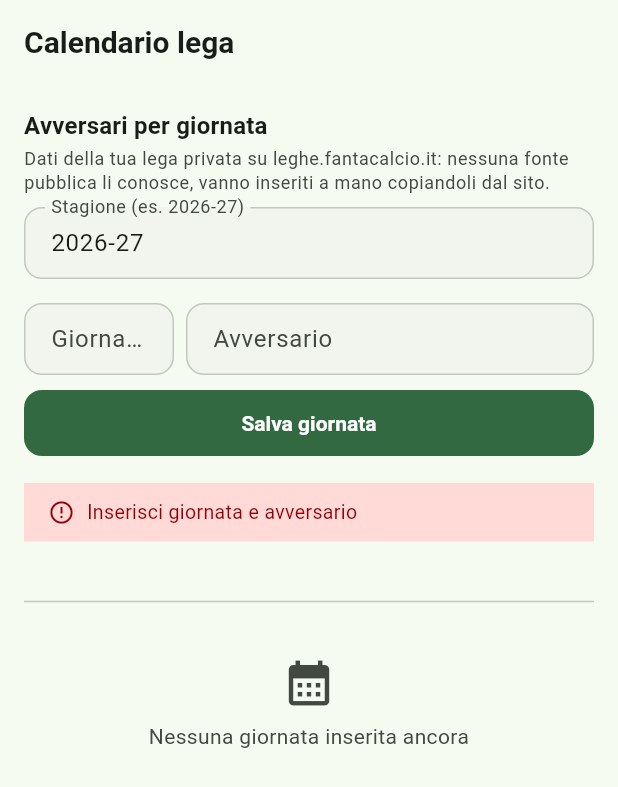
After one commit to andreaferrigno2008-pixel/fantaapp, a Flutter app: the CalendarioScreen screen opened by its route, after a tap on "Salva giornata", on a phone screen of 412 x 824 dp. The commit adds this screen. Shown: the top 787 px of the screen. Run offline on Flutter 3.47's test engine with Material 3 defaults, Android fonts, the phone set to English and light mode, and no system bars; our stand-ins replace dio, flutter_riverpod, go_router, shared_preferences; accounts and stored records are empty; network calls fail.

Commit message:
Aggiunge chiave API per il backend pubblico e sezione Calendario lega

```diff
--- a/mobile/lib/core/di.dart
+++ b/mobile/lib/core/di.dart
@@ -3,6 +3,7 @@ import 'package:flutter_riverpod/flutter_riverpod.dart';
 import '../data/api_client.dart';
 import '../data/local_cache.dart';
 import '../data/repositories/asta_repository.dart';
+import '../data/repositories/calendario_repository.dart';
 import '../data/repositories/formazione_repository.dart';
 import '../data/repositories/players_repository.dart';
 import '../data/repositories/rosa_repository.dart';
@@ -36,3 +37,7 @@ final scambioRepositoryProvider = Provider<ScambioRepository>(
 final rosaRepositoryProvider = Provider<RosaRepository>(
   (ref) => RosaRepository(ref.watch(apiClientProvider)),
 );
+
+final calendarioRepositoryProvider = Provider<CalendarioRepository>(
+  (ref) => CalendarioRepository(ref.watch(apiClientProvider)),
+);
--- a/mobile/lib/core/router.dart
+++ b/mobile/lib/core/router.dart
@@ -2,6 +2,7 @@ import 'package:go_router/go_router.dart';
 
 import '../features/asta/asta_rose_screen.dart';
 import '../features/asta/asta_screen.dart';
+import '../features/calendario/calendario_screen.dart';
 import '../features/formazione/formazione_setup_screen.dart';
 import '../features/home/home_screen.dart';
 import '../features/scambio/scambio_screen.dart';
@@ -29,5 +30,6 @@ final appRouter = GoRouter(
     GoRoute(path: '/formazione', builder: (context, state) => const FormazioneSetupScreen()),
     GoRoute(path: '/scambio', builder: (context, state) => const ScambioScreen()),
     GoRoute(path: '/settings', builder: (context, state) => const SettingsScreen()),
+    GoRoute(path: '/calendario', builder: (context, state) => const CalendarioScreen()),
   ],
 );
--- /dev/null
+++ b/mobile/lib/data/models/calendario_giornata.dart
@@ -0,0 +1,20 @@
+class CalendarioGiornata {
+  CalendarioGiornata({
+    required this.id,
+    required this.stagione,
+    required this.giornata,
+    required this.avversario,
+  });
+
+  final String id;
+  final String stagione;
+  final int giornata;
+  final String avversario;
+
+  factory CalendarioGiornata.fromJson(Map<String, dynamic> json) => CalendarioGiornata(
+        id: json['id'] as String,
+        stagione: json['stagione'] as String,
+        giornata: json['giornata'] as int,
+        avversario: json['avversario'] as String,
+      );
+}
--- /dev/null
+++ b/mobile/lib/data/repositories/calendario_repository.dart
@@ -0,0 +1,31 @@
+import '../api_client.dart';
+import '../models/calendario_giornata.dart';
+
+class CalendarioRepository {
+  CalendarioRepository(this._api);
+
+  final ApiClient _api;
+
+  Future<List<CalendarioGiornata>> fetchCalendario({required String stagione}) async {
+    final response = await _api.dio.get('/calendario', queryParameters: {'stagione': stagione});
+    return (response.data as List)
+        .map((e) => CalendarioGiornata.fromJson(e as Map<String, dynamic>))
+        .toList();
+  }
+
+  Future<void> salvaGiornata({
+    required String stagione,
+    required int giornata,
+    required String avversario,
+  }) async {
+    await _api.dio.put('/calendario', data: {
+      'stagione': stagione,
+      'giornata': giornata,
+      'avversario': avversario,
+    });
+  }
+
+  Future<void> eliminaGiornata(String id) async {
+    await _api.dio.delete('/calendario/$id');
+  }
+}
--- /dev/null
+++ b/mobile/lib/features/calendario/calendario_screen.dart
@@ -0,0 +1,173 @@
+import 'package:flutter/material.dart';
+import 'package:flutter_riverpod/flutter_riverpod.dart';
+
+import '../../core/di.dart';
+import '../../core/theme.dart';
+import '../../core/widgets/widgets.dart';
+import '../../data/models/calendario_giornata.dart';
+
+class CalendarioScreen extends ConsumerStatefulWidget {
+  const CalendarioScreen({super.key});
+
+  @override
+  ConsumerState<CalendarioScreen> createState() => _CalendarioScreenState();
+}
+
+class _CalendarioScreenState extends ConsumerState<CalendarioScreen> {
+  final _stagioneController = TextEditingController(text: '2026-27');
+  final _giornataController = TextEditingController();
+  final _avversarioController = TextEditingController();
+
+  List<CalendarioGiornata> _giornate = [];
+  bool _loading = true;
+  bool _salvando = false;
+  String? _errore;
+
+  @override
+  void initState() {
+    super.initState();
+    _carica();
+  }
+
+  Future<void> _carica() async {
+    setState(() => _loading = true);
+    try {
+      final giornate = await ref
+          .read(calendarioRepositoryProvider)
+          .fetchCalendario(stagione: _stagioneController.text.trim());
+      setState(() {
+        _giornate = giornate;
+        _errore = null;
+      });
+    } catch (_) {
+      setState(() => _errore = 'Impossibile caricare il calendario: backend non raggiungibile');
+    } finally {
+      if (mounted) setState(() => _loading = false);
+    }
+  }
+
+  Future<void> _salva() async {
+    final giornata = int.tryParse(_giornataController.text.trim());
+    final avversario = _avversarioController.text.trim();
+    if (giornata == null || avversario.isEmpty) {
+      setState(() => _errore = 'Inserisci giornata e avversario');
+      return;
+    }
+    setState(() {
+      _salvando = true;
+      _errore = null;
+    });
+    try {
+      await ref.read(calendarioRepositoryProvider).salvaGiornata(
+            stagione: _stagioneController.text.trim(),
+            giornata: giornata,
+            avversario: avversario,
+          );
+      _giornataController.clear();
+      _avversarioController.clear();
+      await _carica();
+    } catch (_) {
+      setState(() => _errore = 'Impossibile salvare la giornata');
+    } finally {
+      if (mounted) setState(() => _salvando = false);
+    }
+  }
+
+  Future<void> _elimina(CalendarioGiornata g) async {
+    try {
+      await ref.read(calendarioRepositoryProvider).eliminaGiornata(g.id);
+      await _carica();
+    } catch (_) {
+      if (mounted) {
+        ScaffoldMessenger.of(context)
+            .showSnackBar(const SnackBar(content: Text('Impossibile eliminare la giornata')));
+      }
+    }
+  }
+
+  @override
+  Widget build(BuildContext context) {
+    return Scaffold(
+      appBar: AppBar(title: const Text('Calendario lega')),
+      body: RefreshIndicator(
+        onRefresh: _carica,
+        child: ListView(
+          padding: const EdgeInsets.all(AppSpacing.md),
+          children: [
+            const SectionHeader(
+              'Avversari per giornata',
+              subtitle: 'Dati della tua lega privata su leghe.fantacalcio.it: nessuna fonte '
+                  'pubblica li conosce, vanno inseriti a mano copiandoli dal sito.',
+            ),
+            TextField(
+              controller: _stagioneController,
+              decoration: const InputDecoration(labelText: 'Stagione (es. 2026-27)'),
+              onSubmitted: (_) => _carica(),
+            ),
+            const SizedBox(height: AppSpacing.md),
+            Row(
+              children: [
+                SizedBox(
+                  width: 100,
+                  child: TextField(
+                    controller: _giornataController,
+                    decoration: const InputDecoration(labelText: 'Giornata'),
+                    keyboardType: TextInputType.number,
+                  ),
+                ),
+                const SizedBox(width: 8),
+                Expanded(
+                  child: TextField(
+                    controller: _avversarioController,
+                    decoration: const InputDecoration(labelText: 'Avversario'),
+                    onSubmitted: (_) => _salva(),
+                  ),
+                ),
+              ],
+            ),
+            const SizedBox(height: AppSpacing.sm),
+            FilledButton(
+              onPressed: _salvando ? null : _salva,
+              child: _salvando
+                  ? const SizedBox(
+                      height: 20,
+                      width: 20,
+                      child: CircularProgressIndicator(strokeWidth: 2),
+                    )
+                  : const Text('Salva giornata'),
+            ),
+            if (_errore != null) ...[
+              const SizedBox(height: AppSpacing.md),
+              StatusBanner(message: _errore!, type: StatusBannerType.error),
+            ],
+            const SizedBox(height: AppSpacing.lg),
+            const Divider(),
+            if (_loading)
+              const Center(child: CircularProgressIndicator())
+            else if (_giornate.isEmpty)
+              const EmptyState(
+                icon: Icons.calendar_month,
+                message: 'Nessuna giornata inserita ancora',
+              )
+            else
+              Card(
+                child: Column(
+                  children: [
+                    for (final g in _giornate)
+                      ListTile(
+                        leading: CircleAvatar(child: Text('${g.giornata}')),
+                        title: Text(g.avversario),
+                        trailing: IconButton(
+                          icon: const Icon(Icons.delete_outline),
+                          onPressed: () => _elimina(g),
+                        ),
+                      ),
+                  ],
+                ),
+              ),
+          ],
+        ),
+      ),
+    );
+  }
+}
--- a/mobile/lib/features/home/home_screen.dart
+++ b/mobile/lib/features/home/home_screen.dart
@@ -93,6 +93,15 @@ class HomeScreen extends StatelessWidget {
                     title: 'La mia squadra',
                     subtitle: 'Gestisci la rosa',
                     onTap: () => context.push('/roster'),
+                  ),
+                ),
+                const SizedBox(width: AppSpacing.sm),
+                Expanded(
+                  child: _CompactTile(
+                    icon: Icons.calendar_month,
+                    title: 'Calendario',
+                    subtitle: 'Avversari di lega',
+                    onTap: () => context.push('/calendario'),
                   ),
                 ),
               ],
```
Also changed, not shown: mobile/lib/data/api_client.dart (+10 -1 lines), 7 other files.
